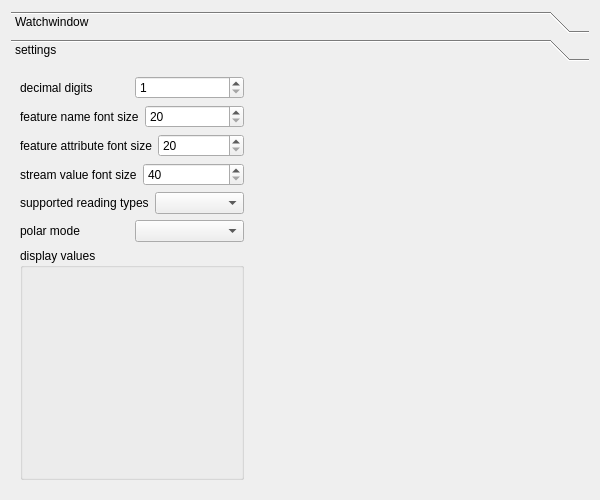
Before: the Qt Designer form ui/watchwindow.ui in OpenIndy/OpenIndy, drawn with Qt 5.
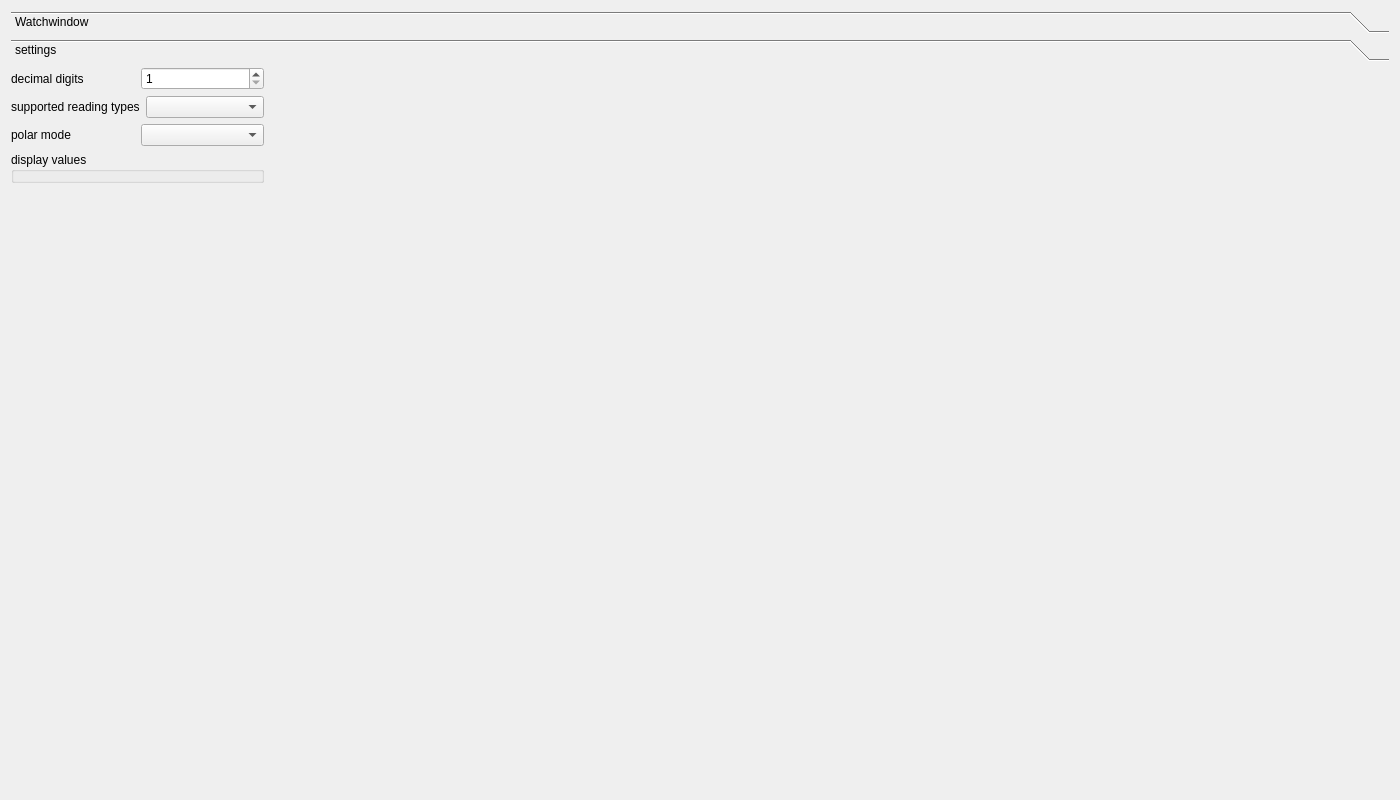
After: the same form once the commit is applied. The open tabs and pages were chosen to show the change.

Commit message: text and values of labels now scale with window size. header of watch window now also includes the active coordinate system and the number of observations of the selected feature. text of labels is designed with html, so the attribute name can be aligned left and the corresponding value can be aligned right on the label. closes #9

What changed in the file:
```diff
--- a/ui/watchwindow.ui
+++ b/ui/watchwindow.ui
@@ -9,21 +9,21 @@
    <rect>
     <x>0</x>
     <y>0</y>
-    <width>600</width>
-    <height>500</height>
+    <width>1400</width>
+    <height>800</height>
    </rect>
   </property>
   <property name="minimumSize">
    <size>
-    <width>600</width>
-    <height>500</height>
+    <width>1400</width>
+    <height>800</height>
    </size>
   </property>
   <property name="windowTitle">
    <string>watch window</string>
   </property>
-  <layout class="QGridLayout" name="gridLayout_2">
-   <item row="0" column="0">
+  <layout class="QVBoxLayout" name="verticalLayout_4">
+   <item>
     <widget class="QToolBox" name="toolBox">
      <property name="sizePolicy">
       <sizepolicy hsizetype="Preferred" vsizetype="Preferred">
@@ -52,15 +52,14 @@
        <rect>
         <x>0</x>
         <y>0</y>
-        <width>582</width>
-        <height>428</height>
+        <width>1182</width>
+        <height>678</height>
        </rect>
       </property>
       <attribute name="label">
        <string>settings</string>
       </attribute>
-      <layout class="QGridLayout" name="gridLayout">
-       <item row="0" column="0">
+      <widget class="QWidget" name="">
         <layout class="QHBoxLayout" name="horizontalLayout_7" stretch="2,3">
          <item>
           <layout class="QVBoxLayout" name="verticalLayout_3">
@@ -85,69 +84,6 @@
              </item>
             </layout>
            </item>
-           <item>
-            <layout class="QHBoxLayout" name="horizontalLayout_3" stretch="1,1">
-             <item>
-              <widget class="QLabel" name="label_fNameFontSize">
-               <property name="text">
-                <string>feature name font size</string>
-               </property>
-              </widget>
-             </item>
-             <item>
-              <widget class="QSpinBox" name="spinBox_fNameFontSize">
-               <property name="minimum">
-                <number>20</number>
-               </property>
-               <property name="maximum">
-                <number>120</number>
-               </property>
-              </widget>
-             </item>
-            </layout>
-           </item>
-           <item>
-            <layout class="QHBoxLayout" name="horizontalLayout_4" stretch="1,1">
-             <item>
-              <widget class="QLabel" name="label_fAttributeFontSize">
-               <property name="text">
-                <string>feature attribute font size</string>
-               </property>
-              </widget>
-             </item>
-             <item>
-              <widget class="QSpinBox" name="spinBox_fAttributeFontSize">
-               <property name="minimum">
-                <number>20</number>
-               </property>
-               <property name="maximum">
-                <number>180</number>
-               </property>
-              </widget>
-             </item>
-            </layout>
-           </item>
-           <item>
-            <layout class="QHBoxLayout" name="horizontalLayout_6" stretch="1,1">
-             <item>
-              <widget class="QLabel" name="label_fValueFontSize">
-               <property name="text">
-                <string>stream value font size</string>
-               </property>
-              </widget>
-             </item>
-             <item>
-              <widget class="QSpinBox" name="spinBox_fValueFontSize">
-               <property name="minimum">
-                <number>40</number>
-               </property>
-               <property name="maximum">
-                <number>180</number>
-               </property>
-              </widget>
-             </item>
-            </layout>
-           </item>
            <item>
             <layout class="QVBoxLayout" name="verticalLayout_2" stretch="1,5">
              <item>
@@ -207,8 +143,7 @@
           </spacer>
          </item>
         </layout>
-       </item>
-      </layout>
+      </widget>
      </widget>
     </widget>
    </item>
```
Left out of the diff: 4 changed lines with no effect on the pictures. Lines whose indentation alone changed are shown as unchanged. The commit also changes 1 other file.
